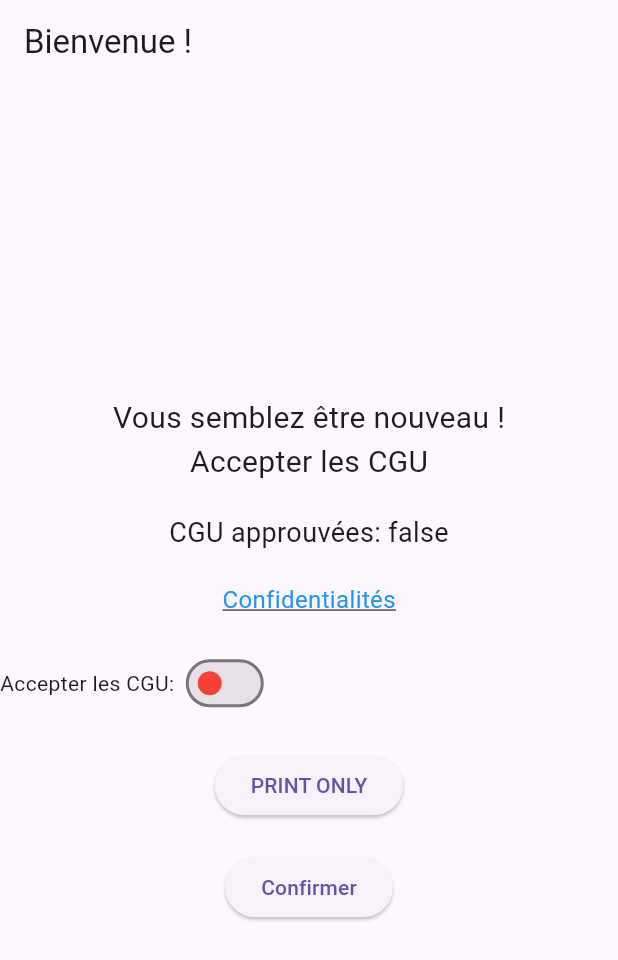
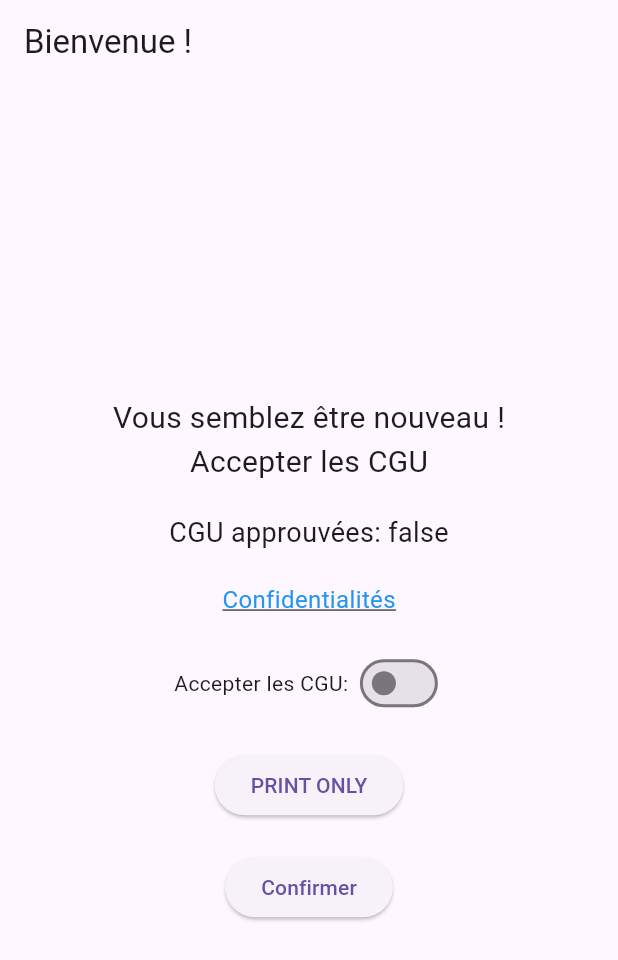
Before and after one commit to Nicnry/bouton, a Flutter app: the screen it shows after launch, on a phone screen of 412 x 824 dp. Shown: the top 960 px of the screen. Run offline on Flutter 3.47's test engine with Material 3 defaults, Android fonts, the light colour scheme and no system bars; our stand-ins replace shared_preferences.

Commit message:
cgu acceptation check

```diff
--- a/lib/pages/my_app_page.dart
+++ b/lib/pages/my_app_page.dart
@@ -82,17 +82,17 @@ class _MyAppPageState extends State<MyAppPage> {
             ),
           ),
           const SizedBox(height: 20),
-          Row(
-            mainAxisAlignment: MainAxisAlignment.start,
+          Center(
+            child: Row(
+              mainAxisAlignment: MainAxisAlignment.center,
               children: [
                 const Text("Accepter les CGU: "),
                 Switch(
                   value: _isCGUAccepted,
                   onChanged: _toggleCGU,
-                activeColor: Colors.green,
-                inactiveThumbColor: Colors.red,
                 ),
               ],
+            ),
           ),
           const SizedBox(height: 20),
           ElevatedButton(
@@ -104,12 +104,15 @@ class _MyAppPageState extends State<MyAppPage> {
           const SizedBox(height: 20),
           ElevatedButton(
             onPressed: () {
+              if (_isCGUAccepted) {
                 Provider.of<UserProvider>(context, listen: false)
-                  .setCguApproved(true);
+                    .setCguApproved(_isCGUAccepted);
+
                 Navigator.pushReplacement(
                   context,
                   MaterialPageRoute(builder: (context) => const WelcomePage()),
                 );
+              }
             },
             child: const Text("Confirmer"),
           ),
```
Lines whose indentation alone changed are shown as unchanged.
